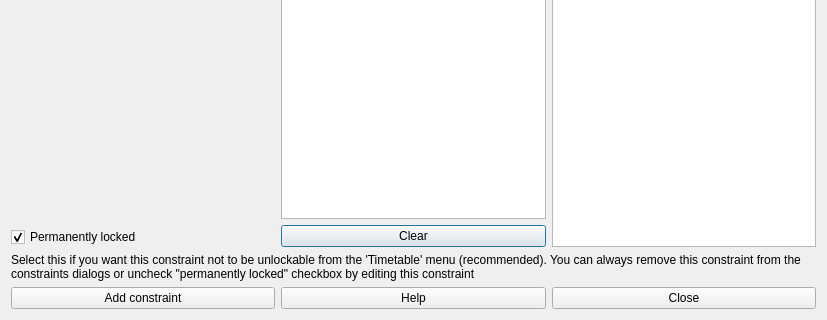
Before: the Qt Designer form fet/src/interface/addconstraintactivitypreferredroomform_template.ui in vonmecheln/fet, drawn with Qt 5; both pictures show x 0 to 827 and y 451 to 771 of the 827 by 771 pixel window.
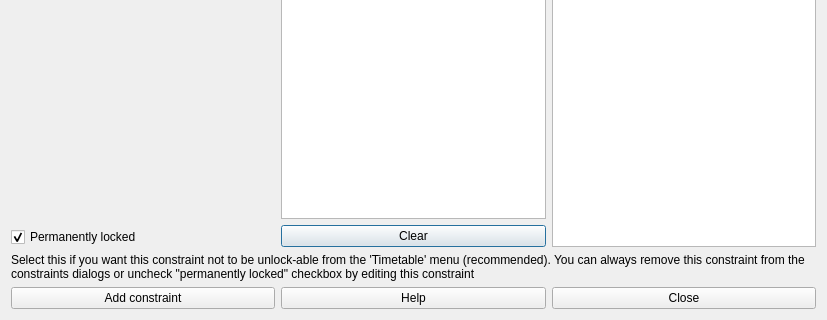
After: the same form once the commit is applied.

Diff of the .ui file:
```diff
--- a/fet/src/interface/addconstraintactivitypreferredroomform_template.ui
+++ b/fet/src/interface/addconstraintactivitypreferredroomform_template.ui
@@ -234,7 +234,7 @@
       </sizepolicy>
      </property>
      <property name="text">
-      <string>Select this if you want this constraint not to be unlockable from the 'Timetable' menu (recommended). You can always remove this constraint from the constraints dialogs or uncheck &quot;permanently locked&quot; checkbox by editing this constraint</string>
+      <string>Select this if you want this constraint not to be unlock-able from the 'Timetable' menu (recommended). You can always remove this constraint from the constraints dialogs or uncheck &quot;permanently locked&quot; checkbox by editing this constraint</string>
      </property>
      <property name="alignment">
       <set>Qt::AlignVCenter</set>
```
